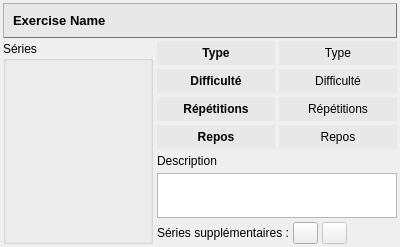
The window that src/exercisewidget.ui (oktal/bodeasy) describes before a commit, drawn with Qt 5.
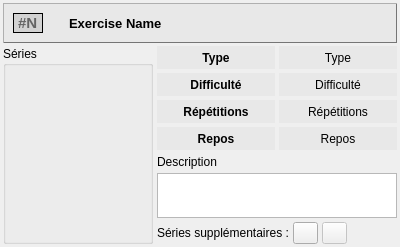
The same window after the commit. Icons and pictures are not drawn.

Patch:
```diff
--- a/src/exercisewidget.ui
+++ b/src/exercisewidget.ui
@@ -41,7 +41,42 @@
      <property name="frameShadow">
       <enum>QFrame::Raised</enum>
      </property>
-     <layout class="QHBoxLayout" name="horizontalLayout_3">
+     <layout class="QHBoxLayout" name="headerLayout" stretch="5,0,95">
+      <item>
+       <widget class="QLabel" name="lblNumber">
+        <property name="font">
+         <font>
+          <pointsize>11</pointsize>
+          <weight>75</weight>
+          <bold>true</bold>
+         </font>
+        </property>
+        <property name="styleSheet">
+         <string notr="true">border: 1px solid black;
+background-color: rgb(210, 210, 210);
+color: rgb(100, 100, 100);</string>
+        </property>
+        <property name="text">
+         <string>#N</string>
+        </property>
+       </widget>
+      </item>
+      <item>
+       <spacer name="horizontalSpacer_2">
+        <property name="orientation">
+         <enum>Qt::Horizontal</enum>
+        </property>
+        <property name="sizeType">
+         <enum>QSizePolicy::Maximum</enum>
+        </property>
+        <property name="sizeHint" stdset="0">
+         <size>
+          <width>20</width>
+          <height>20</height>
+         </size>
+        </property>
+       </spacer>
+      </item>
       <item>
        <widget class="QLabel" name="lblExerciseName">
         <property name="font">
@@ -70,6 +105,18 @@
         <string>Séries</string>
        </property>
        <layout class="QVBoxLayout" name="verticalLayout">
+        <property name="leftMargin">
+         <number>9</number>
+        </property>
+        <property name="topMargin">
+         <number>5</number>
+        </property>
+        <property name="rightMargin">
+         <number>5</number>
+        </property>
+        <property name="bottomMargin">
+         <number>5</number>
+        </property>
         <item>
          <widget class="QScrollArea" name="scrollArea">
           <property name="styleSheet">
@@ -94,8 +141,8 @@
             <rect>
              <x>0</x>
              <y>0</y>
-             <width>129</width>
-             <height>177</height>
+             <width>139</width>
+             <height>171</height>
             </rect>
            </property>
            <property name="styleSheet">
```
